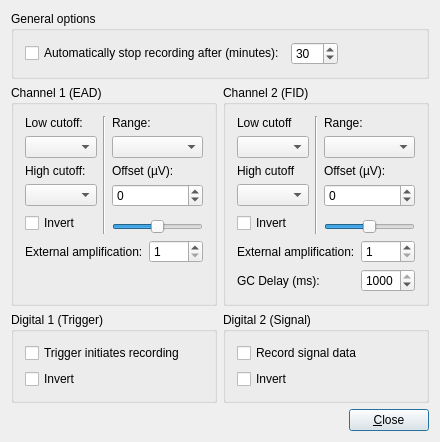
Before: the Qt Designer form View/RecordSettingsDialog.ui in ellis/gcead, drawn with Qt 5.
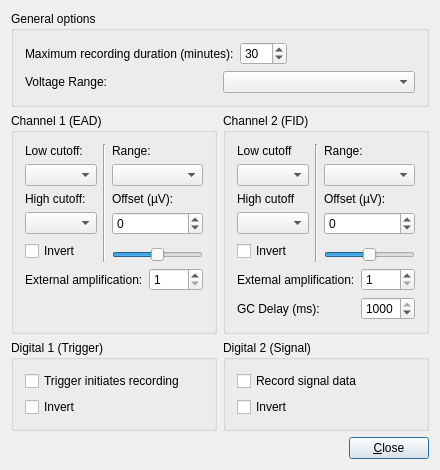
After: the same form once the commit is applied.

Commit message: Improving RecordSettingsDialog for IDAC2

The edit to the form file:
```diff
--- a/View/RecordSettingsDialog.ui
+++ b/View/RecordSettingsDialog.ui
@@ -25,9 +25,9 @@
       <item>
        <layout class="QHBoxLayout" name="horizontalLayout" >
         <item>
-         <widget class="QCheckBox" name="chkRecordingDuration" >
+         <widget class="QLabel" name="lblRecordingDuration" >
           <property name="text" >
-           <string>Automatically stop recording after (minutes):</string>
+           <string>Maximum recording duration (minutes):</string>
           </property>
          </widget>
         </item>
@@ -58,6 +58,20 @@
          </spacer>
         </item>
        </layout>
+	  </item>
+	  <item>
+       <layout class="QHBoxLayout" name="horizontalLayout" >
+        <item>
+         <widget class="QLabel" name="lblRange" >
+          <property name="text" >
+           <string>Voltage Range:</string>
+          </property>
+         </widget>
+        </item>
+        <item>
+         <widget class="QComboBox" name="cmbRange" />
+        </item>
+       </layout>
       </item>
      </layout>
     </widget>
```
Left out of the diff: 30 changed lines with no effect on the pictures. The commit also changes 19 other files.
